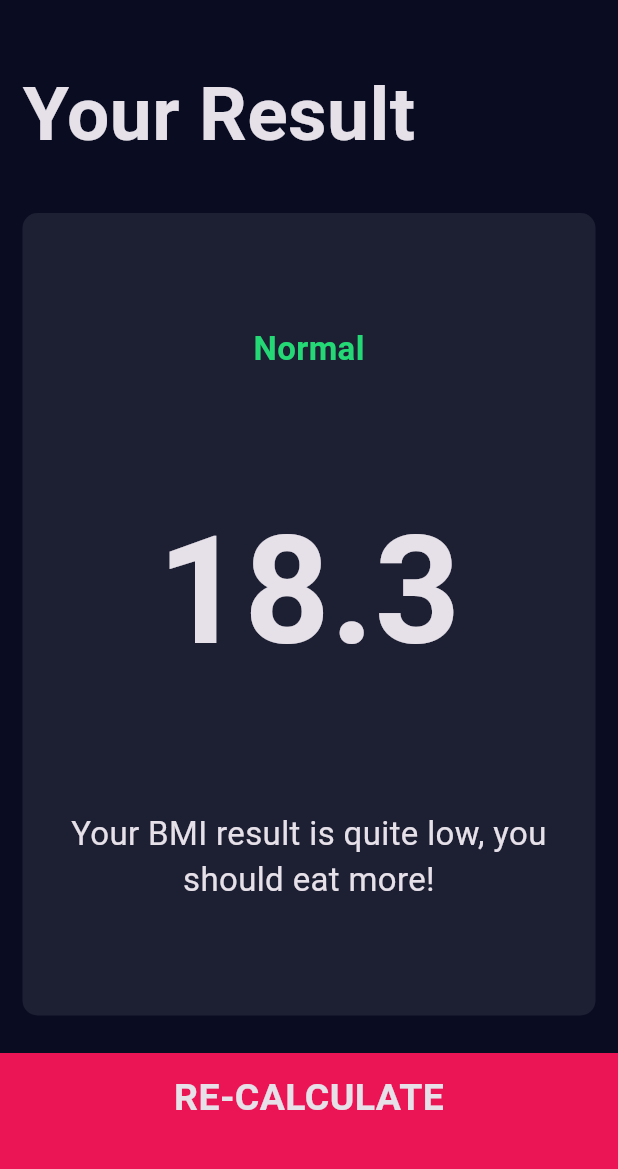
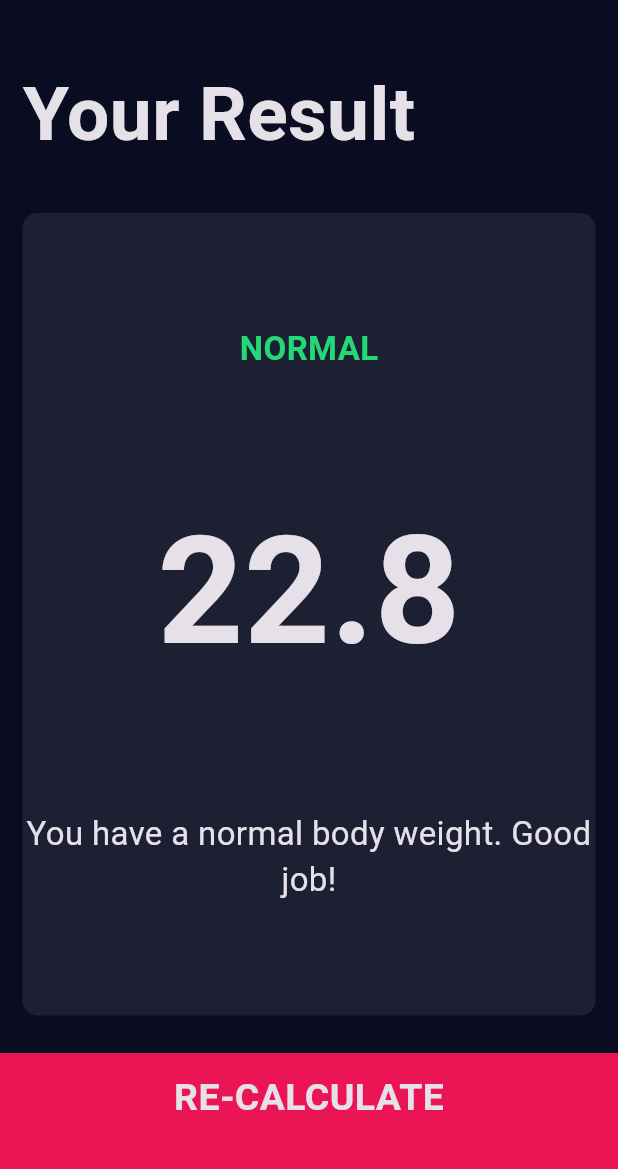
Before and after one commit to gokmentas/bmi-calculator, a Flutter app: the screen it shows after launch, after a tap on "CALCULATE", on a phone screen of 412 x 824 dp, the part 63-1232 px from its top. Run offline on Flutter 3.47's test engine with Material 3 defaults, Android fonts, the phone set to English and light mode, and no system bars; our stand-ins replace font_awesome_flutter.

```diff
--- /dev/null
+++ b/lib/calculator_brain.dart
@@ -0,0 +1,35 @@
+import 'dart:math';
+
+class CalculatorBrain {
+  CalculatorBrain({required this.height, required this.weight});
+
+  final int height;
+  final int weight;
+
+  late double _bmi;
+
+  String calculateBMI() {
+    _bmi = weight / pow(height / 100, 2);
+    return _bmi.toStringAsFixed(1);
+  }
+
+  String getResult() {
+    if (_bmi >= 25) {
+      return "OVERWEIGHT";
+    } else if (_bmi > 18) {
+      return "NORMAL";
+    } else {
+      return "UNDERWEIGHT";
+    }
+  }
+
+  String getInterpretation() {
+    if (_bmi >= 25) {
+      return "You have a higher than normal body weight. Try to exercise more.";
+    } else if (_bmi > 18) {
+      return "You have a normal body weight. Good job!";
+    } else {
+      return "You have a lower than normal body weight. You can eat a bit more.";
+    }
+  }
+}
--- a/lib/screens/input_page.dart
+++ b/lib/screens/input_page.dart
@@ -6,6 +6,7 @@ import '../constants.dart';
 import '../components/round_icon_button.dart';
 import '../screens/results_page.dart';
 import '../components/bottom_button.dart';
+import 'package:bmi_calculator/calculator_brain.dart';
 
 enum Gender { male, female }
 
@@ -192,10 +193,15 @@ class _InputPageState extends State<InputPage> {
           BottomButton(
             buttonTitle: "CALCULATE",
             onTap: () {
+              CalculatorBrain calc = CalculatorBrain(height: height, weight: weight);
               Navigator.push(
                 context,
                 MaterialPageRoute(
-                  builder: (context) => const ResultsPage(),
+                  builder: (context) => ResultsPage(
+                    bmiResult: calc.calculateBMI(),
+                    resultText: calc.getResult(),
+                    interpretation: calc.getInterpretation(),
+                  ),
                 ),
               );
             },
--- a/lib/screens/results_page.dart
+++ b/lib/screens/results_page.dart
@@ -4,7 +4,12 @@ import '../components/reusable_card.dart';
 import '../components/bottom_button.dart';
 
 class ResultsPage extends StatelessWidget {
-  const ResultsPage({super.key});
+  const ResultsPage(
+      {super.key, required this.bmiResult, required this.resultText, required this.interpretation});
+
+  final String bmiResult;
+  final String resultText;
+  final String interpretation;
 
   @override
   Widget build(BuildContext context) {
@@ -28,7 +33,7 @@ class ResultsPage extends StatelessWidget {
               ),
             ),
           ),
-          const Expanded(
+          Expanded(
             flex: 5,
             child: ReusableCard(
               colour: kActiveCardColor,
@@ -37,15 +42,15 @@ class ResultsPage extends StatelessWidget {
                 crossAxisAlignment: CrossAxisAlignment.center,
                 children: [
                   Text(
-                    "Normal",
+                    resultText,
                     style: kResultTextStyle,
                   ),
                   Text(
-                    "18.3",
+                    bmiResult,
                     style: kBMITextStyle,
                   ),
                   Text(
-                    "Your BMI result is quite low, you should eat more!",
+                    interpretation,
                     textAlign: TextAlign.center,
                     style: kBodyTextStyle,
                   )
```
